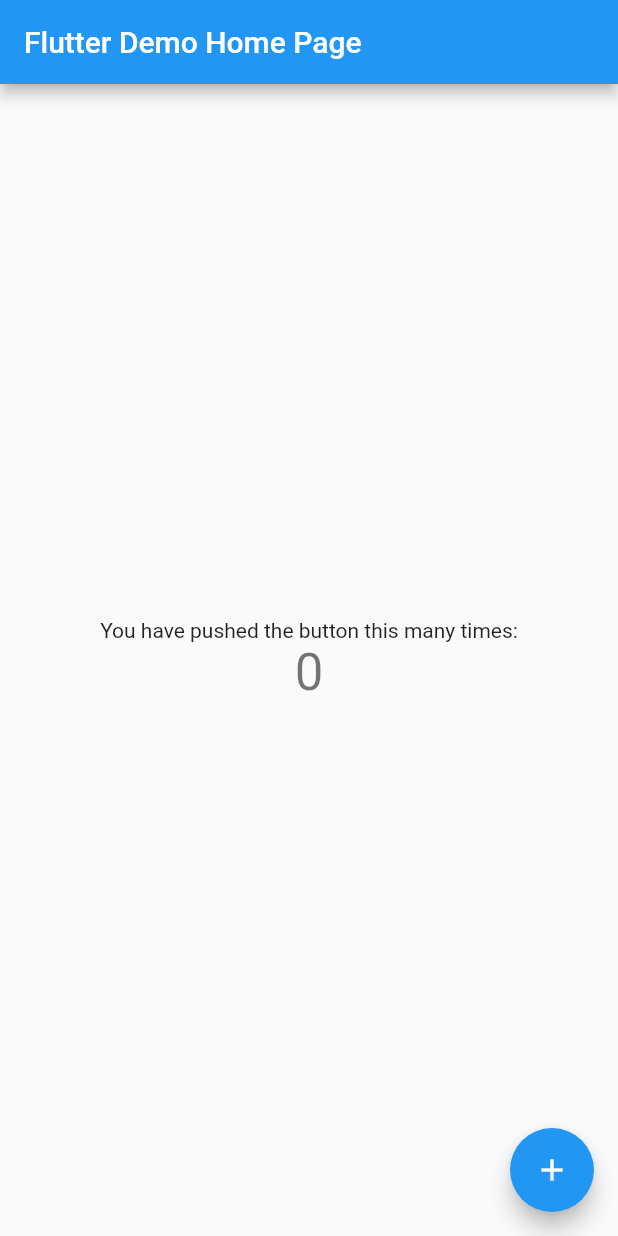
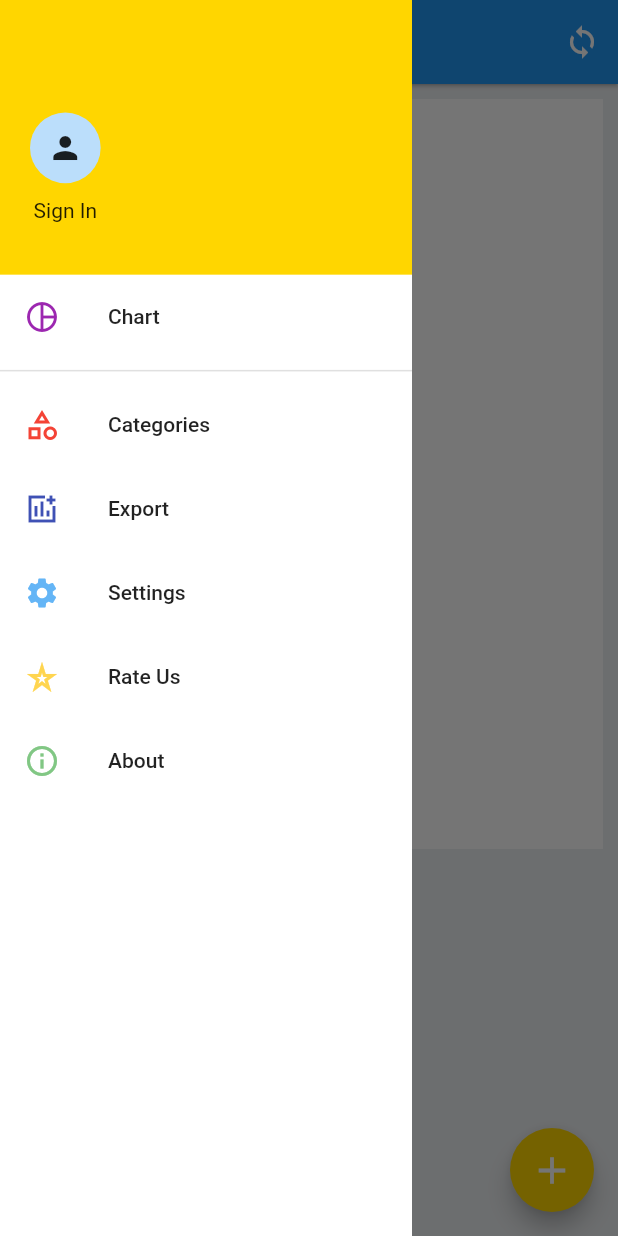
Before and after one commit to mrvenkatjaicode/money-management-app, a Flutter app: the screen it shows after launch, with the side drawer open (before the commit the screen has no drawer), on a phone screen of 412 x 824 dp. Run offline on Flutter 3.47's test engine with Material 2 defaults, Android fonts, the phone set to English and light mode, and no system bars.

Commit message:
added menu and the screens in menu

```diff
--- a/code/lib/main.dart
+++ b/code/lib/main.dart
@@ -1,113 +1,29 @@
+import 'screens/homepage.dart';
 import 'package:flutter/material.dart';
+
 
 void main() {
   runApp(MyApp());
 }
 
-class MyApp extends StatelessWidget {
-  // This widget is the root of your application.
+class MyApp extends StatefulWidget {
+  const MyApp({Key? key}) : super(key: key);
+
+  @override
+  _MyAppState createState() => _MyAppState();
+}
+
+class _MyAppState extends State<MyApp> {
   @override
   Widget build(BuildContext context) {
     return MaterialApp(
-      title: 'Flutter Demo',
+      debugShowCheckedModeBanner: false,
       theme: ThemeData(
-        // This is the theme of your application.
-        //
-        // Try running your application with "flutter run". You'll see the
-        // application has a blue toolbar. Then, without quitting the app, try
-        // changing the primarySwatch below to Colors.green and then invoke
-        // "hot reload" (press "r" in the console where you ran "flutter run",
-        // or simply save your changes to "hot reload" in a Flutter IDE).
-        // Notice that the counter didn't reset back to zero; the application
-        // is not restarted.
-        primarySwatch: Colors.blue,
+        primaryColor: Colors.white,
+        scaffoldBackgroundColor: Colors.blueGrey[50],
+        accentColor: Colors.yellowAccent[700],
       ),
-      home: MyHomePage(title: 'Flutter Demo Home Page'),
+      home: Homepage()
     );
   }
 }
-
-class MyHomePage extends StatefulWidget {
-  MyHomePage({Key? key, required this.title}) : super(key: key);
-
-  // This widget is the home page of your application. It is stateful, meaning
-  // that it has a State object (defined below) that contains fields that affect
-  // how it looks.
-
-  // This class is the configuration for the state. It holds the values (in this
-  // case the title) provided by the parent (in this case the App widget) and
-  // used by the build method of the State. Fields in a Widget subclass are
-  // always marked "final".
-
-  final String title;
-
-  @override
-  _MyHomePageState createState() => _MyHomePageState();
-}
-
-class _MyHomePageState extends State<MyHomePage> {
-  int _counter = 0;
-
-  void _incrementCounter() {
-    setState(() {
-      // This call to setState tells the Flutter framework that something has
-      // changed in this State, which causes it to rerun the build method below
-      // so that the display can reflect the updated values. If we changed
-      // _counter without calling setState(), then the build method would not be
-      // called again, and so nothing would appear to happen.
-      _counter++;
-    });
-  }
-
-  @override
-  Widget build(BuildContext context) {
-    // This method is rerun every time setState is called, for instance as done
-    // by the _incrementCounter method above.
-    //
-    // The Flutter framework has been optimized to make rerunning build methods
-    // fast, so that you can just rebuild anything that needs updating rather
-    // than having to individually change instances of widgets.
-    return Scaffold(
-      appBar: AppBar(
-        // Here we take the value from the MyHomePage object that was created by
-        // the App.build method, and use it to set our appbar title.
-        title: Text(widget.title),
-      ),
-      body: Center(
-        // Center is a layout widget. It takes a single child and positions it
-        // in the middle of the parent.
-        child: Column(
-          // Column is also a layout widget. It takes a list of children and
-          // arranges them vertically. By default, it sizes itself to fit its
-          // children horizontally, and tries to be as tall as its parent.
-          //
-          // Invoke "debug painting" (press "p" in the console, choose the
-          // "Toggle Debug Paint" action from the Flutter Inspector in Android
-          // Studio, or the "Toggle Debug Paint" command in Visual Studio Code)
-          // to see the wireframe for each widget.
-          //
-          // Column has various properties to control how it sizes itself and
-          // how it positions its children. Here we use mainAxisAlignment to
-          // center the children vertically; the main axis here is the vertical
-          // axis because Columns are vertical (the cross axis would be
-          // horizontal).
-          mainAxisAlignment: MainAxisAlignment.center,
-          children: <Widget>[
-            Text(
-              'You have pushed the button this many times:',
-            ),
-            Text(
-              '$_counter',
-              style: Theme.of(context).textTheme.headline4,
-            ),
-          ],
-        ),
-      ),
-      floatingActionButton: FloatingActionButton(
-        onPressed: _incrementCounter,
-        tooltip: 'Increment',
-        child: Icon(Icons.add),
-      ), // This trailing comma makes auto-formatting nicer for build methods.
-    );
-  }
-}
--- /dev/null
+++ b/code/lib/screens/homepage.dart
@@ -0,0 +1,39 @@
+import '/widgets/drawer.dart';
+
+import '/widgets/appbar.dart';
+import 'package:flutter/material.dart';
+
+class Homepage extends StatefulWidget {
+  const Homepage({Key? key}) : super(key: key);
+
+  @override
+  _HomepageState createState() => _HomepageState();
+}
+
+class _HomepageState extends State<Homepage> {
+  @override
+  Widget build(BuildContext context) {
+    return Scaffold(
+        drawer: Menu(),
+        appBar: appbarhead(),
+        body: Padding(
+          padding: const EdgeInsets.all(10.0),
+          child: GestureDetector(
+            onTap: () {},
+            child: Container(
+              color: Colors.white,
+              height: 500,
+              width: 500,
+            ),
+          ),
+        ),
+        floatingActionButton: FloatingActionButton(
+          child: Icon(
+            Icons.add,
+            color: Colors.white,
+            size: 30,
+          ),
+          onPressed: () {},
+        ));
+  }
+}
--- /dev/null
+++ b/code/lib/screens/settings.dart
@@ -0,0 +1,29 @@
+import '/screens/homepage.dart';
+import 'package:flutter/material.dart';
+
+class Settings extends StatefulWidget {
+  const Settings({Key? key}) : super(key: key);
+
+  @override
+  _SettingsState createState() => _SettingsState();
+}
+
+class _SettingsState extends State<Settings> {
+  @override
+  Widget build(BuildContext context) {
+    return Scaffold(
+      appBar: AppBar(
+        title: Text("Settings"),
+        leading: IconButton(
+          icon: Icon(Icons.arrow_back),
+          onPressed: () {
+            Navigator.push(
+              context,
+              MaterialPageRoute(builder: (context) => Homepage()),
+            );
+          },
+        ),
+      ),
+    );
+  }
+}
--- /dev/null
+++ b/code/lib/widgets/appbar.dart
@@ -0,0 +1,14 @@
+import 'package:flutter/material.dart';
+
+AppBar appbarhead() {
+  return AppBar(
+    elevation: 1,
+    title: GestureDetector(
+      onTap: () {},
+      child: Row(
+        children: [Text("Jan"), Icon(Icons.arrow_drop_down)],
+      ),
+    ),
+    actions: [IconButton(onPressed: () {}, icon: Icon(Icons.sync))],
+  );
+}
--- /dev/null
+++ b/code/lib/widgets/drawer.dart
@@ -0,0 +1,119 @@
+import '/screens/category.dart';
+import '/screens/settings.dart';
+
+import '/screens/chart.dart';
+
+import '/screens/profile.dart';
+import 'package:flutter/material.dart';
+
+class Menu extends StatefulWidget {
+  const Menu({Key? key}) : super(key: key);
+
+  @override
+  _MenuState createState() => _MenuState();
+}
+
+class _MenuState extends State<Menu> {
+  @override
+  Widget build(BuildContext context) {
+    var size = MediaQuery.of(context).size;
+    return SingleChildScrollView(
+      child: Container(
+        width: size.width / 1.5,
+        height: size.height,
+        color: Colors.white,
+        child: Column(
+          children: [
+            Container(
+              color: Colors.yellowAccent[700],
+              height: size.height / 4.5,
+              width: size.width,
+              child: Padding(
+                padding: const EdgeInsets.all(20.0),
+                child: GestureDetector(
+                  onTap: () {
+                    Navigator.push(
+                      context,
+                      MaterialPageRoute(builder: (context) => Profile()),
+                    );
+                  },
+                  child: Row(
+                    mainAxisAlignment: MainAxisAlignment.start,
+                    children: [
+                      Column(
+                        mainAxisAlignment: MainAxisAlignment.center,
+                        children: [
+                          SizedBox(height: 40),
+                          CircleAvatar(
+                            child: Icon(Icons.person),
+                            maxRadius: size.height / 35,
+                          ),
+                          SizedBox(height: 10),
+                          Text("Sign In"),
+                        ],
+                      ),
+                    ],
+                  ),
+                ),
+              ),
+            ),
+            ListTile(
+              onTap: () {
+                Navigator.push(
+                  context,
+                  MaterialPageRoute(builder: (context) => const Chart()),
+                );
+              },
+              leading: Icon(Icons.pie_chart_outline, color: Colors.purple),
+              title: Text("Chart"),
+            ),
+            Divider(
+              thickness: 1.0,
+            ),
+            ListTile(
+              onTap: () {
+                Navigator.push(
+                  context,
+                  MaterialPageRoute(builder: (context) => const Category()),
+                );
+              },
+              leading: Icon(Icons.category_outlined, color: Colors.red),
+              title: Text("Categories"),
+            ),
+            ListTile(
+              leading: Icon(Icons.add_chart_sharp, color: Colors.indigo),
+              title: Text("Export"),
+            ),
+            ListTile(
+              onTap: () {
+                Navigator.push(
+                  context,
+                  MaterialPageRoute(builder: (context) => const Settings()),
+                );
+              },
+              leading: Icon(Icons.settings, color: Colors.blue[300]),
+              title: Text("Settings"),
+            ),
+            ListTile(
+              leading: Icon(Icons.star_rate_outlined, color: Colors.amber[300]),
+              title: Text("Rate Us"),
+            ),
+            ListTile(
+              leading: Icon(Icons.info_outline, color: Colors.green[300]),
+              title: Text("About"),
+            ),
+          ],
+        ),
+      ),
+    );
+  }
+}
+
+Drawer drawerleft() {
+  return Drawer(
+    child: SingleChildScrollView(
+        child: Container(
+      width: 250,
+    )),
+  );
+}
```
Also changed, not shown: code/lib/screens/category.dart (added, +29 -0 lines), code/lib/screens/chart.dart (added, +34 -0 lines), code/lib/screens/profile.dart (added, +74 -0 lines).
